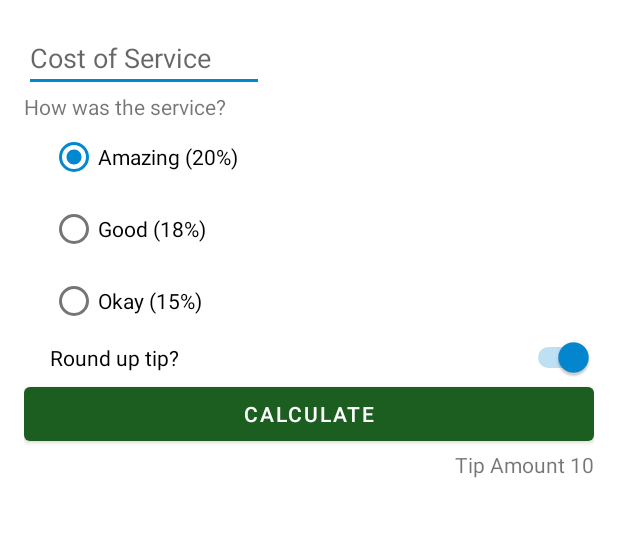
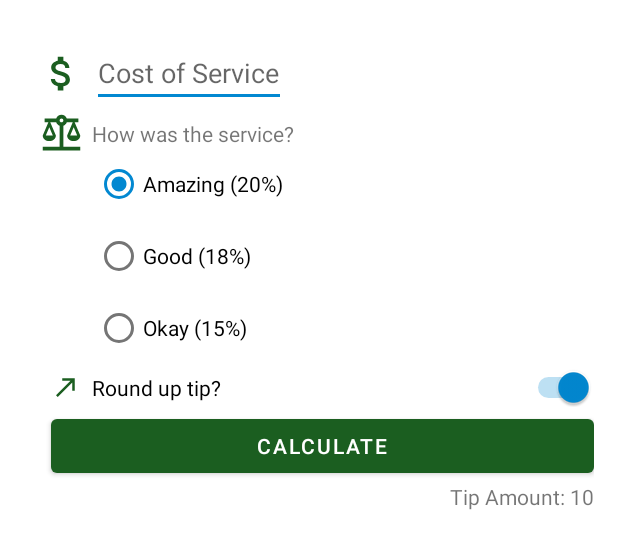
Before and after one commit to Yurii1347/Tip_calculation, an Android app: the layout activity_main.xml on its own in the app's theme, with its tools: preview values and no code run, on a phone screen of 412 x 824 dp. Shown: the top 549 px of the screen. Run offline under Robolectric (Android 15) with nearby library versions, the phone set to English and light mode, and no system bars.

Commit message:
add image assets and delete TextView "Tip Amount" before the calculate the tip

```diff
--- /dev/null
+++ b/app/src/main/res/drawable/ic_baseline_attach_money_24.xml
@@ -0,0 +1,5 @@
+<vector android:autoMirrored="true" android:height="30dp"
+    android:tint="@color/green" android:viewportHeight="24"
+    android:viewportWidth="24" android:width="30dp" xmlns:android="http://schemas.android.com/apk/res/android">
+    <path android:fillColor="@android:color/white" android:pathData="M11.8,10.9c-2.27,-0.59 -3,-1.2 -3,-2.15 0,-1.09 1.01,-1.85 2.7,-1.85 1.78,0 2.44,0.85 2.5,2.1h2.21c-0.07,-1.72 -1.12,-3.3 -3.21,-3.81V3h-3v2.16c-1.94,0.42 -3.5,1.68 -3.5,3.61 0,2.31 1.91,3.46 4.7,4.13 2.5,0.6 3,1.48 3,2.41 0,0.69 -0.49,1.79 -2.7,1.79 -2.06,0 -2.87,-0.92 -2.98,-2.1h-2.2c0.12,2.19 1.76,3.42 3.68,3.83V21h3v-2.15c1.95,-0.37 3.5,-1.5 3.5,-3.55 0,-2.84 -2.43,-3.81 -4.7,-4.4z"/>
+</vector>
--- /dev/null
+++ b/app/src/main/res/drawable/ic_baseline_balance_24.xml
@@ -0,0 +1,5 @@
+<vector android:autoMirrored="true" android:height="30dp"
+    android:tint="@color/green" android:viewportHeight="24"
+    android:viewportWidth="24" android:width="30dp" xmlns:android="http://schemas.android.com/apk/res/android">
+    <path android:fillColor="@android:color/white" android:pathData="M13,7.83c0.85,-0.3 1.53,-0.98 1.83,-1.83H18l-3,7c0,1.66 1.57,3 3.5,3s3.5,-1.34 3.5,-3l-3,-7h2V4h-6.17C14.42,2.83 13.31,2 12,2S9.58,2.83 9.17,4L3,4v2h2l-3,7c0,1.66 1.57,3 3.5,3S9,14.66 9,13L6,6h3.17c0.3,0.85 0.98,1.53 1.83,1.83V19H2v2h20v-2h-9V7.83zM20.37,13h-3.74l1.87,-4.36L20.37,13zM7.37,13H3.63L5.5,8.64L7.37,13zM12,6c-0.55,0 -1,-0.45 -1,-1c0,-0.55 0.45,-1 1,-1s1,0.45 1,1C13,5.55 12.55,6 12,6z"/>
+</vector>
--- /dev/null
+++ b/app/src/main/res/drawable/ic_baseline_call_made_24.xml
@@ -0,0 +1,5 @@
+<vector android:autoMirrored="true" android:height="20dp"
+    android:tint="@color/green" android:viewportHeight="24"
+    android:viewportWidth="24" android:width="20dp" xmlns:android="http://schemas.android.com/apk/res/android">
+    <path android:fillColor="@android:color/white" android:pathData="M9,5v2h6.59L4,18.59 5.41,20 17,8.41V15h2V5z"/>
+</vector>
--- a/app/src/main/res/layout/activity_main.xml
+++ b/app/src/main/res/layout/activity_main.xml
@@ -10,11 +10,13 @@
 
     <EditText
         android:id="@+id/cost_of_service"
-        android:layout_width="160dp"
-        android:layout_height="wrap_content"
+        android:layout_width="wrap_content"
+        android:layout_height="0dp"
+        android:layout_marginStart="5dp"
+        android:layout_marginTop="10dp"
         android:hint="@string/cost_of_service"
         android:inputType="numberDecimal"
-        app:layout_constraintStart_toStartOf="parent"
+        app:layout_constraintStart_toEndOf="@+id/imageView"
         app:layout_constraintTop_toTopOf="parent"
         tools:ignore="TouchTargetSizeCheck" />
 
@@ -23,8 +25,9 @@
         android:layout_width="wrap_content"
         android:layout_height="wrap_content"
         android:text="@string/how_was_the_service"
-        app:layout_constraintStart_toStartOf="parent"
-        app:layout_constraintTop_toBottomOf="@id/cost_of_service" />
+        app:layout_constraintBottom_toBottomOf="@+id/imageView2"
+        app:layout_constraintStart_toStartOf="@+id/cost_of_service"
+        app:layout_constraintTop_toTopOf="@+id/imageView2" />
 
     <RadioGroup
         android:id="@+id/tip_options"
@@ -62,27 +65,57 @@
         android:layout_height="wrap_content"
         android:checked="true"
         android:text="@string/round_up_tip"
+        app:layout_constraintBottom_toBottomOf="@+id/imageView3"
         app:layout_constraintEnd_toEndOf="parent"
-        app:layout_constraintStart_toStartOf="@+id/tip_options"
-        app:layout_constraintTop_toBottomOf="@+id/tip_options"
+        app:layout_constraintStart_toStartOf="@+id/service_question"
+        app:layout_constraintTop_toTopOf="@+id/imageView3"
         tools:ignore="TouchTargetSizeCheck" />
 
     <Button
         android:id="@+id/calculate_button"
         android:layout_width="0dp"
         android:layout_height="wrap_content"
+        android:layout_marginTop="5dp"
         android:text="@string/calculate"
         app:layout_constraintEnd_toEndOf="parent"
-        app:layout_constraintStart_toStartOf="parent"
-        app:layout_constraintTop_toBottomOf="@+id/round_up_switch" />
+        app:layout_constraintStart_toStartOf="@+id/imageView3"
+        app:layout_constraintTop_toBottomOf="@+id/imageView3" />
 
     <TextView
         android:id="@+id/tip_result"
         android:layout_width="wrap_content"
         android:layout_height="wrap_content"
-        android:text="@string/tip_amount"
-        tools:text="Tip Amount 10"
         app:layout_constraintEnd_toEndOf="parent"
-        app:layout_constraintTop_toBottomOf="@+id/calculate_button" />
+        app:layout_constraintTop_toBottomOf="@+id/calculate_button"
+        tools:text="Tip Amount: 10" />
+
+    <ImageView
+        android:id="@+id/imageView"
+        android:layout_width="wrap_content"
+        android:layout_height="wrap_content"
+        android:layout_marginStart="10dp"
+        app:layout_constraintBottom_toBottomOf="@+id/cost_of_service"
+        app:layout_constraintStart_toStartOf="parent"
+        app:layout_constraintTop_toTopOf="@+id/cost_of_service"
+        app:srcCompat="@drawable/ic_baseline_attach_money_24" />
+
+    <ImageView
+        android:id="@+id/imageView2"
+        android:layout_width="wrap_content"
+        android:layout_height="wrap_content"
+        android:layout_marginTop="10dp"
+        app:layout_constraintStart_toStartOf="@+id/imageView"
+        app:layout_constraintTop_toBottomOf="@+id/imageView"
+        app:srcCompat="@drawable/ic_baseline_balance_24" />
+
+    <ImageView
+        android:id="@+id/imageView3"
+        android:layout_width="wrap_content"
+        android:layout_height="wrap_content"
+        android:layout_marginTop="5dp"
+        app:layout_constraintEnd_toStartOf="@+id/round_up_switch"
+        app:layout_constraintStart_toStartOf="@+id/imageView2"
+        app:layout_constraintTop_toBottomOf="@+id/tip_options"
+        app:srcCompat="@drawable/ic_baseline_call_made_24" />
 
 </androidx.constraintlayout.widget.ConstraintLayout>
```
